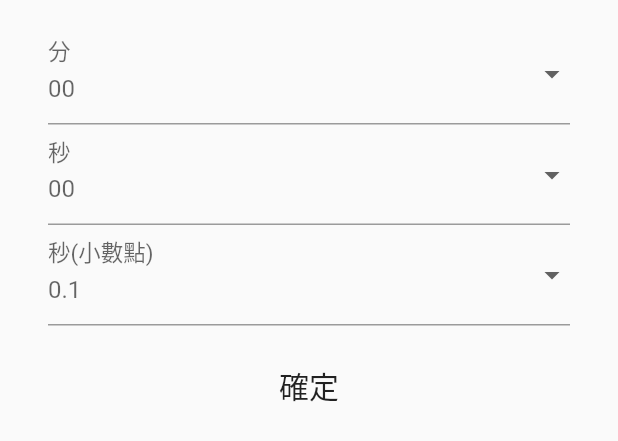
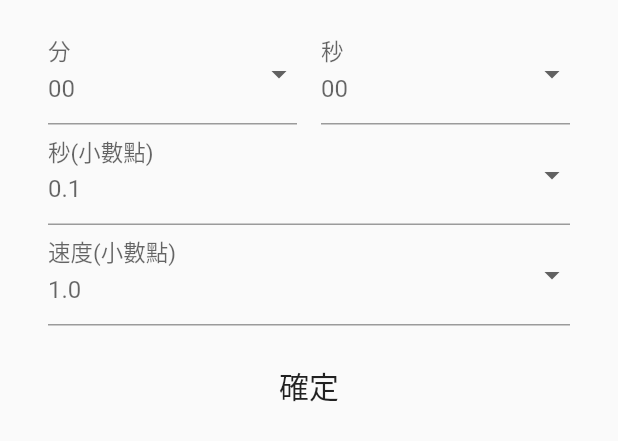
Before and after one commit to Zac828/SyncPlayer, a Flutter app: the ConfigureForm widget shown alone on an empty page, opened directly, after a tap on "確定", on a phone screen of 412 x 824 dp. Shown: the top 441 px of the screen. Run offline on Flutter 3.47's test engine with Material 2 defaults, Android fonts, the phone set to English and light mode, and no system bars; our stand-ins replace bloc, file_picker, flutter_bloc, rxdart; statements that could not run were skipped.

Commit message:
支援慢速播放

```diff
--- a/lib/home/home_event.dart
+++ b/lib/home/home_event.dart
@@ -13,8 +13,9 @@ class HomeConfigDoneEvent extends HomeEvent {
   final int minute;
   final int second;
   final int millisecond;
+  final double speed;
 
-  HomeConfigDoneEvent({this.minute, this.second, this.millisecond});
+  HomeConfigDoneEvent({this.minute, this.second, this.millisecond, this.speed});
 }
 
 class HomePlayEvent extends HomeEvent {}
--- a/lib/home/home_state.dart
+++ b/lib/home/home_state.dart
@@ -14,8 +14,9 @@ class HomeConfiguredState extends HomeState {
   final int minute;
   final int second;
   final int millisecond;
+  final double speed;
 
-  HomeConfiguredState({this.minute, this.second, this.millisecond});
+  HomeConfiguredState({this.minute, this.second, this.millisecond, this.speed});
 }
 
 class HomePlayerState extends HomeState {
@@ -23,6 +24,7 @@ class HomePlayerState extends HomeState {
   final int action;
   final String url;
   final double msec;
+  final double speed;
 
-  HomePlayerState({this.action, this.url, this.msec});
+  HomePlayerState({this.action, this.url, this.msec, this.speed});
 }
--- a/lib/ui/home_page.dart
+++ b/lib/ui/home_page.dart
@@ -177,6 +177,7 @@ class _HomePageState extends State<HomePage> {
               Text('快轉至 ${state.minute}:${state.second}.${state.millisecond} 處'
                 , style: TextStyle(fontSize: 20)
               ),
+              Text('速度: ${state.speed} 倍'),
               RaisedButton(
                 onPressed: () {
                   _bloc.add(HomeConfiguringEvent());
@@ -190,6 +191,7 @@ class _HomePageState extends State<HomePage> {
             return VideoScreen(
               url: _url,
               msec: state.msec,
+              speed: state.speed,
               bloc: _bloc
             );
         } else {
--- a/lib/view/configue_form.dart
+++ b/lib/view/configue_form.dart
@@ -11,6 +11,7 @@ class ConfigureForm extends StatelessWidget {
     int _minute = 0;
     int _second = 0;
     int _millisecond = 0;
+    double _speed = 1.0;
 
     List<String> doubleList = List<String>.generate(59, (int index) => '$index');
     List<DropdownMenuItem> menuItemList = doubleList
@@ -22,6 +23,11 @@ class ConfigureForm extends StatelessWidget {
         .map((val) => DropdownMenuItem(value: val, child: Center(child: Text( (int.parse(val) / 10).toString(), style: TextStyle(fontSize: 18) ))))
         .toList();
 
+    List<String> speedList = List<String>.generate(10, (int index) => '${index}');
+    List<DropdownMenuItem> speedItemList = speedList.reversed
+        .map((val) => DropdownMenuItem(value: val, child: Center(child: Text( ((double.parse(val) + 1) / 10).toString(), style: TextStyle(fontSize: 18) ))))
+        .toList();
+
     return Container(
       padding: EdgeInsets.only(left: 32, right: 32, top: 16, bottom: 16),
       width: double.maxFinite,
@@ -30,7 +36,12 @@ class ConfigureForm extends StatelessWidget {
         child: SingleChildScrollView(
           child: Column(
             children: <Widget>[
-              DropdownButtonFormField(
+              Row(
+                mainAxisAlignment: MainAxisAlignment.spaceEvenly,
+                children: [
+                  Flexible(
+                    flex: 1,
+                    child: DropdownButtonFormField(
                       decoration: InputDecoration(
                           labelText: '分',
                           hintText: '00',
@@ -41,7 +52,11 @@ class ConfigureForm extends StatelessWidget {
                       },
                       items: menuItemList,
                     ),
-              DropdownButtonFormField(
+                  ),
+                  Padding(padding: EdgeInsets.only(left: 16)),
+                  Flexible(
+                    flex: 1,
+                    child: DropdownButtonFormField(
                       decoration: InputDecoration(
                           labelText: '秒',
                           hintText: '00',
@@ -51,6 +66,9 @@ class ConfigureForm extends StatelessWidget {
                         _second = int.parse(value);
                       },
                       items: menuItemList,
+                    ),
+                  )
+                ],
               ),
               DropdownButtonFormField(
                 decoration: InputDecoration(
@@ -63,10 +81,21 @@ class ConfigureForm extends StatelessWidget {
                 },
                 items: msecItemList,
               ),
+              DropdownButtonFormField(
+                decoration: InputDecoration(
+                    labelText: '速度(小數點)',
+                    hintText: '1.0',
+                    labelStyle: TextStyle(fontSize: 20)
+                ),
+                onChanged: (value) {
+                  _speed = (double.parse(value) + 1) / 10;
+                },
+                items: speedItemList,
+              ),
               Padding(padding: EdgeInsets.all(8)),
               FlatButton(
                 onPressed: () {
-                  bloc.add(HomeConfigDoneEvent(minute: _minute, second: _second, millisecond: _millisecond));
+                  bloc.add(HomeConfigDoneEvent(minute: _minute, second: _second, millisecond: _millisecond, speed: _speed));
                 },
                 child: Text('確定', style: TextStyle(fontSize: 20)),
               )
--- a/lib/view/video_screen.dart
+++ b/lib/view/video_screen.dart
@@ -6,9 +6,10 @@ import 'package:sync_video/home/home_bloc.dart';
 class VideoScreen extends StatefulWidget {
   final String url;
   final double msec;
+  final double speed;
   final HomeBloc bloc;
 
-  VideoScreen({@required this.url, this.msec, this.bloc});
+  VideoScreen({@required this.url, this.msec, this.speed, this.bloc});
 
   @override
   _VideoScreenState createState() => _VideoScreenState();
@@ -29,6 +30,8 @@ class _VideoScreenState extends State<VideoScreen> {
   void autoStart() async {
     await player.setOption(FijkOption.hostCategory, "request-screen-on", 1);
     await player.setOption(FijkOption.hostCategory, "request-audio-focus", 1);
+    await player.setOption(FijkOption.hostCategory, "request-audio-focus", 1);
+    await player.setSpeed(widget.speed);
     await player.setDataSource(widget.url, autoPlay: true);
   }
 
```
Also changed, not shown: lib/home/home_bloc.dart (+9 -5 lines). Lines whose indentation alone changed are shown as unchanged.
